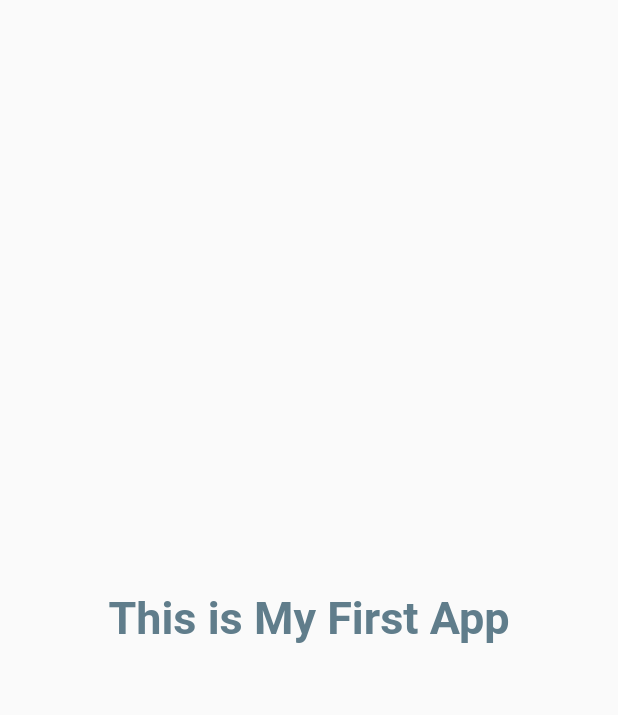
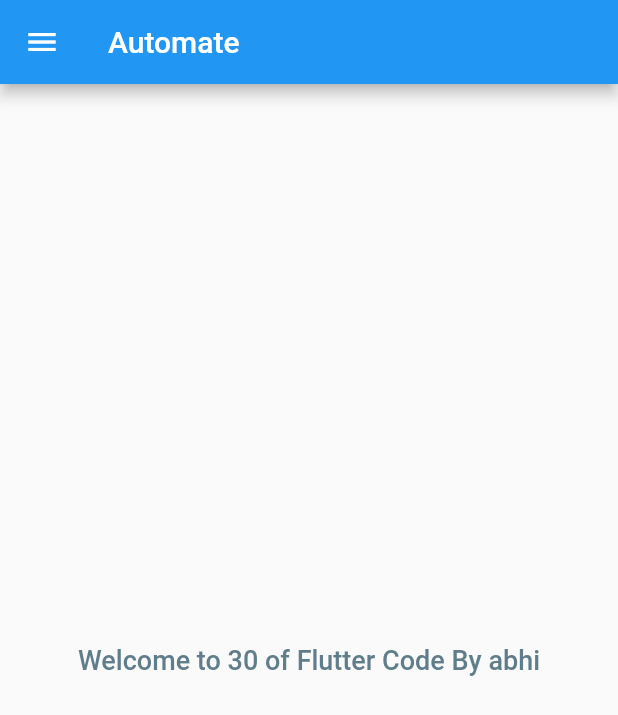
Before and after one commit to Abhishekkjainn/LearningFlutter, a Flutter app: the screen it shows after launch, on a phone screen of 412 x 824 dp. Shown: the top 715 px of the screen. Run offline on Flutter 3.47's test engine with Material 2 defaults, Android fonts, the phone set to English and light mode, and no system bars.

Commit message:
Day 2 over

```diff
--- /dev/null
+++ b/lib/homepage.dart
@@ -0,0 +1,28 @@
+import 'package:flutter/material.dart';
+
+class Homepage extends StatelessWidget {
+  const Homepage({super.key});
+
+  @override
+  Widget build(BuildContext context) {
+    String days = "abhi";
+    var name = 30;
+    return Scaffold(
+      appBar: AppBar(
+        title: Text("Automate"),
+      ),
+      body: Center(
+        child: Container(
+          child: Text(
+            "Welcome to $name of Flutter Code By $days",
+            style: TextStyle(
+                color: Colors.blueGrey,
+                fontSize: 18.0,
+                fontWeight: FontWeight.w500),
+          ),
+        ),
+      ),
+      drawer: Drawer(),
+    );
+  }
+}
--- a/lib/main.dart
+++ b/lib/main.dart
@@ -1,3 +1,4 @@
+import 'package:abhishekapp/homepage.dart';
 import 'package:flutter/material.dart';
 
 void main() {
@@ -9,18 +10,8 @@ class MyApp extends StatelessWidget {
 
   @override
   Widget build(BuildContext context) {
-    return MaterialApp(
-        home: Material(
-            child: Center(
-      child: Container(
-        child: Text(
-          "This is My First App",
-          style: TextStyle(
-              color: Colors.blueGrey,
-              fontSize: 30.0,
-              fontWeight: FontWeight.w600),
-        ),
-      ),
-    )));
+
+
+    return MaterialApp(home: Homepage());
   }
 }
```
